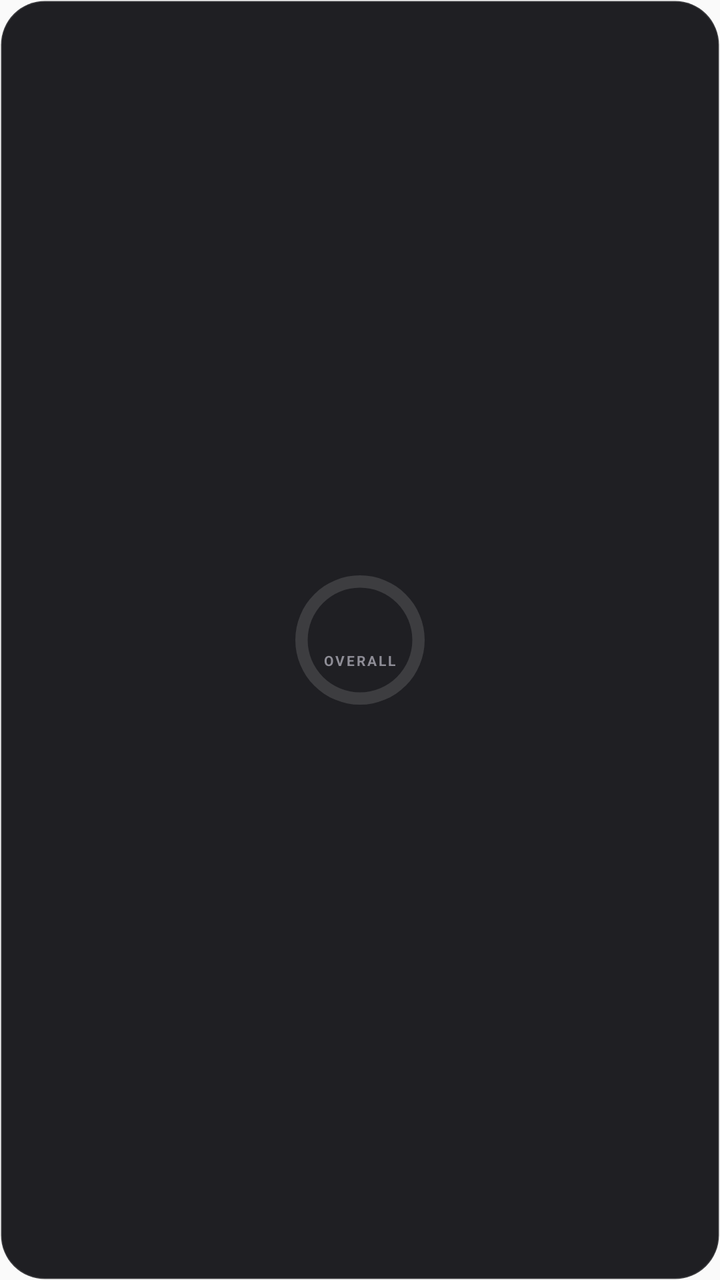
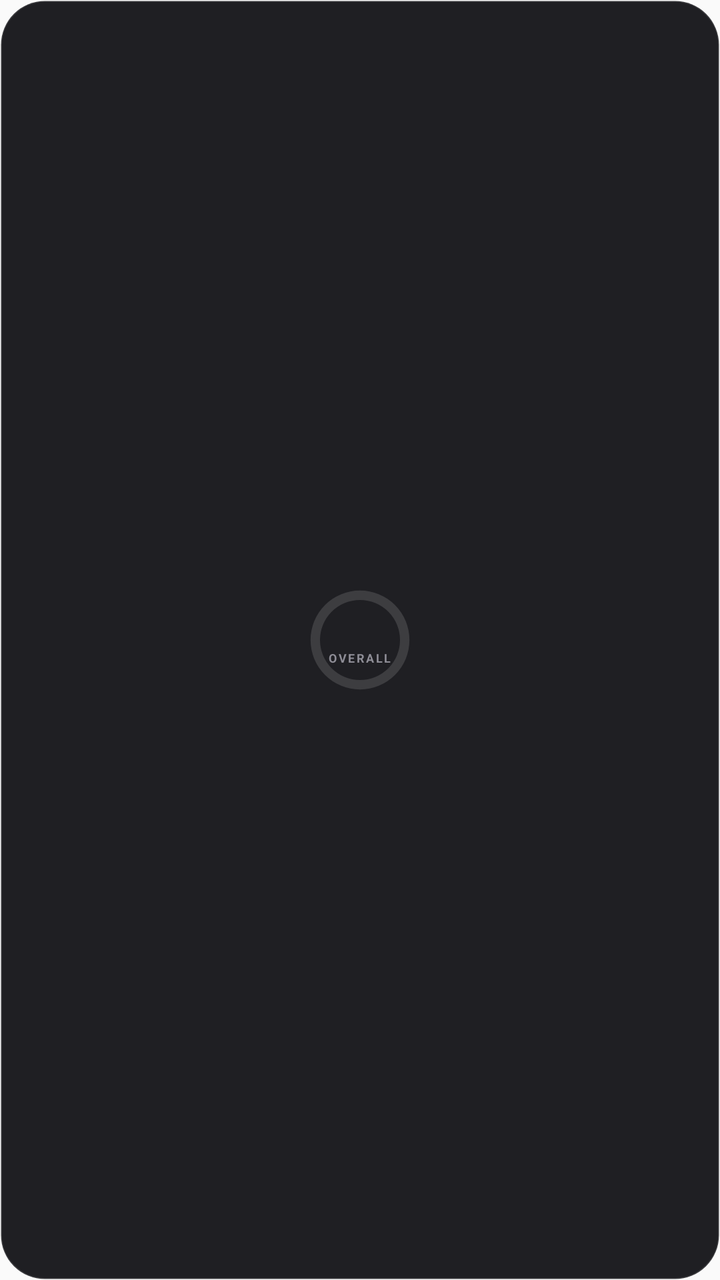

Screens rendered from an Android XML layout before and after an edit, with the pre-edit source and the edit as a unified diff.
<!-- AndroidManifest.xml: application theme AppTheme -->
<!-- res/layout/widget_mini.xml -->
<?xml version="1.0" encoding="utf-8"?>
<LinearLayout xmlns:android="http://schemas.android.com/apk/res/android"
    android:id="@+id/widget_root"
    android:layout_width="match_parent"
    android:layout_height="match_parent"
    android:background="@drawable/widget_background"
    android:gravity="center"
    android:orientation="vertical"
    android:padding="8dp">

    <FrameLayout android:layout_width="68dp" android:layout_height="68dp">
        <ProgressBar android:id="@+id/mini_ring" style="?android:attr/progressBarStyleHorizontal" android:layout_width="match_parent" android:layout_height="match_parent" android:indeterminate="false" android:max="100" android:progressDrawable="@drawable/widget_ring" />
        <LinearLayout android:layout_width="match_parent" android:layout_height="match_parent" android:gravity="center" android:orientation="vertical">
            <TextView android:id="@+id/mini_percent" android:layout_width="wrap_content" android:layout_height="wrap_content" android:textSize="17sp" android:textColor="#FFF4F4F5" android:textStyle="bold" android:fontFamily="sans-serif-black" android:includeFontPadding="false"  />
            <TextView android:id="@+id/mini_caption" android:layout_width="wrap_content" android:layout_height="wrap_content" android:textSize="7sp" android:textColor="#FF8E8D96" android:textStyle="bold" android:text="OVERALL" android:includeFontPadding="false" android:letterSpacing="0.14" android:layout_marginTop="2dp" />
        </LinearLayout>
    </FrameLayout>
    <TextView android:id="@+id/mini_detail" android:layout_width="wrap_content" android:layout_height="wrap_content" android:textSize="11sp" android:textColor="#FFA1A1AA" android:includeFontPadding="false" android:layout_marginTop="8dp" android:visibility="gone" />
</LinearLayout>
<!-- resources referenced by this layout -->
<resources>
  <!-- drawable widget_background (drawable) -->
  <?xml version="1.0" encoding="utf-8"?>
  <shape xmlns:android="http://schemas.android.com/apk/res/android" android:shape="rectangle">
      <solid android:color="#F0121216" />
      <stroke android:width="1dp" android:color="#22FFFFFF" />
      <corners android:radius="22dp" />
  </shape>
  <!-- drawable widget_ring (drawable) -->
  <?xml version="1.0" encoding="utf-8"?>
  <layer-list xmlns:android="http://schemas.android.com/apk/res/android">
      <item android:id="@android:id/background">
          <shape android:shape="ring" android:innerRadiusRatio="2.6" android:thicknessRatio="11" android:useLevel="false">
              <solid android:color="#22FFFFFF" />
          </shape>
      </item>
      <item android:id="@android:id/progress">
          <rotate android:fromDegrees="270" android:toDegrees="270" android:pivotX="50%" android:pivotY="50%">
              <shape android:shape="ring" android:innerRadiusRatio="2.6" android:thicknessRatio="11" android:useLevel="true">
                  <solid android:color="#FF818CF8" />
              </shape>
          </rotate>
      </item>
  </layer-list>
  <style name="AppTheme" parent="Theme.AppCompat.Light.DarkActionBar">
          
          <item name="colorPrimary">@color/colorPrimary</item>
          <item name="colorPrimaryDark">@color/colorPrimaryDark</item>
          <item name="colorAccent">@color/colorAccent</item>
      </style>
</resources>

<!-- the commit's change to res/layout/widget_mini.xml (unified diff, before → after) -->
@@ -6,13 +6,13 @@
     android:background="@drawable/widget_background"
     android:gravity="center"
     android:orientation="vertical"
-    android:padding="8dp">
+    android:padding="6dp">
 
-    <FrameLayout android:layout_width="68dp" android:layout_height="68dp">
+    <FrameLayout android:id="@+id/mini_ring_box" android:layout_width="52dp" android:layout_height="52dp">
         <ProgressBar android:id="@+id/mini_ring" style="?android:attr/progressBarStyleHorizontal" android:layout_width="match_parent" android:layout_height="match_parent" android:indeterminate="false" android:max="100" android:progressDrawable="@drawable/widget_ring" />
         <LinearLayout android:layout_width="match_parent" android:layout_height="match_parent" android:gravity="center" android:orientation="vertical">
-            <TextView android:id="@+id/mini_percent" android:layout_width="wrap_content" android:layout_height="wrap_content" android:textSize="17sp" android:textColor="#FFF4F4F5" android:textStyle="bold" android:fontFamily="sans-serif-black" android:includeFontPadding="false"  />
-            <TextView android:id="@+id/mini_caption" android:layout_width="wrap_content" android:layout_height="wrap_content" android:textSize="7sp" android:textColor="#FF8E8D96" android:textStyle="bold" android:text="OVERALL" android:includeFontPadding="false" android:letterSpacing="0.14" android:layout_marginTop="2dp" />
+            <TextView android:id="@+id/mini_percent" android:layout_width="wrap_content" android:layout_height="wrap_content" android:textSize="14sp" android:textColor="#FFF4F4F5" android:textStyle="bold" android:fontFamily="sans-serif-black" android:includeFontPadding="false"  />
+            <TextView android:id="@+id/mini_caption" android:layout_width="wrap_content" android:layout_height="wrap_content" android:textSize="6sp" android:textColor="#FF8E8D96" android:textStyle="bold" android:text="OVERALL" android:includeFontPadding="false" android:letterSpacing="0.14" android:layout_marginTop="2dp" />
         </LinearLayout>
     </FrameLayout>
     <TextView android:id="@+id/mini_detail" android:layout_width="wrap_content" android:layout_height="wrap_content" android:textSize="11sp" android:textColor="#FFA1A1AA" android:includeFontPadding="false" android:layout_marginTop="8dp" android:visibility="gone" />
